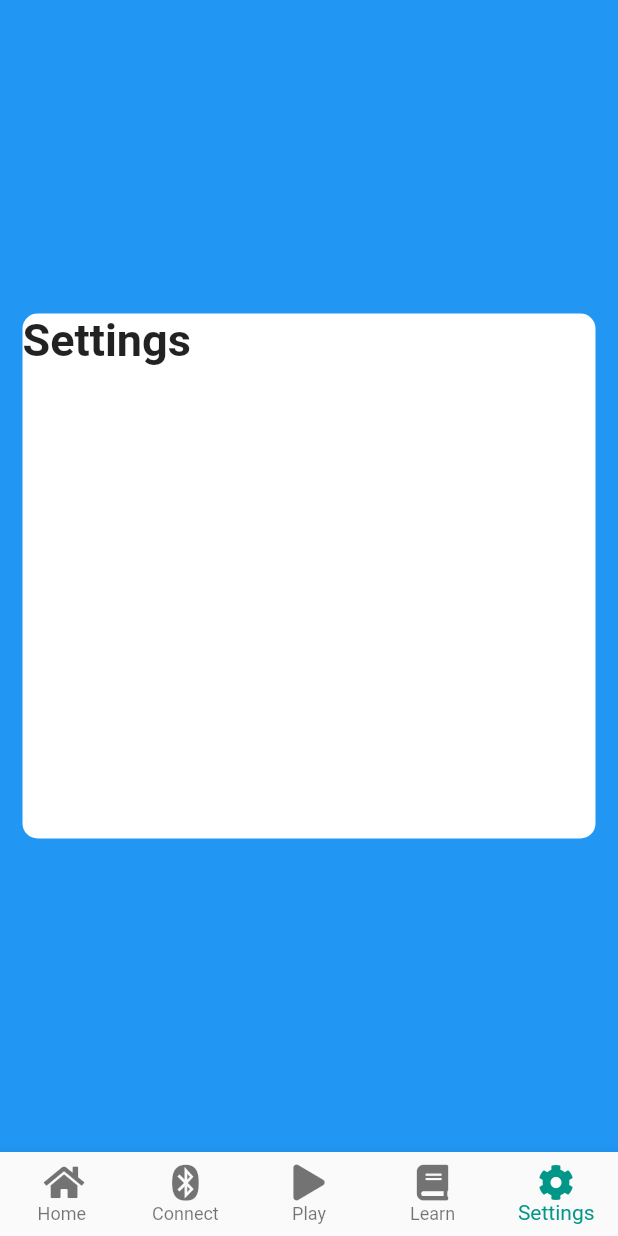
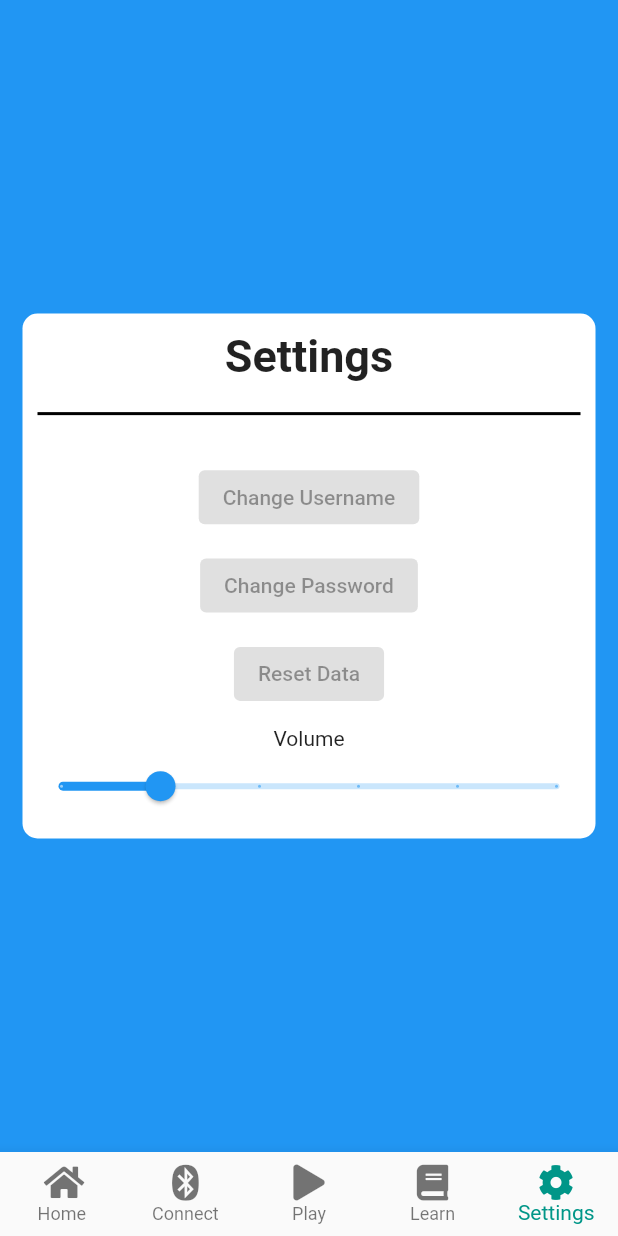
Before and after one commit to Team-8s/uflow_app, a Flutter app: the MyStatefulWidget screen opened by its route, item 5 of the bottom bar chosen, on a phone screen of 412 x 824 dp. Run offline on Flutter 3.47's test engine with Material 2 defaults, Android fonts, the phone set to English and light mode, and no system bars; our stand-ins replace firebase_auth, firebase_core, flutter_blue, font_awesome_flutter; accounts and stored records are empty.

Commit message:
Settings Page Update 1

```diff
--- a/lib/pages/play_page.dart
+++ b/lib/pages/play_page.dart
@@ -147,7 +147,7 @@ class PlayPage extends State<Game> {
   void startGame() {
     gameHasStarted = true;
     Timer.periodic(Duration(milliseconds: 50), (timer) {
-      time += 0.04;
+      time += 0.01;
       countDown -= 0.05;
       birdHeight = -4.9 * time * time + 2.8 * time;
       chipmunkHeight = sin(0.5 * time);
--- a/lib/pages/settings_page.dart
+++ b/lib/pages/settings_page.dart
@@ -6,6 +6,8 @@ class settingsPage extends StatefulWidget {
 }
 
 class _settingsPageState extends State<settingsPage> {
+  double volume = 0;
+  double _currentSliderValue = 20;
   @override
   Widget build(BuildContext context) {
     return Container(
@@ -13,15 +15,49 @@ class _settingsPageState extends State<settingsPage> {
       width: double.infinity,
       child: Container(
         child: Column(
-            mainAxisAlignment: MainAxisAlignment.center,
+            mainAxisAlignment: MainAxisAlignment.spaceEvenly,
             children: <Widget>[
               SizedBox(),
               Container(
                 width: double.infinity,
                 height: 350,
-                child: Text(
-                  'Settings',
-                  style: TextStyle(fontSize: 30, fontWeight: FontWeight.bold),
+                child: Column(
+                  mainAxisAlignment: MainAxisAlignment.spaceEvenly,
+                  children: [
+
+                    Text(
+                      'Settings',
+                      style: TextStyle(fontSize: 30, fontWeight: FontWeight.bold),
+                    ),
+                    Divider(
+                      color: Colors.black,
+                      height: 20,
+                      thickness: 2,
+                      indent: 10,
+                      endIndent: 10,
+                    ),
+                    SizedBox(),
+                    ElevatedButton(onPressed: null, child: Text('Change Username')),
+                    ElevatedButton(onPressed: null, child: Text('Change Password')),
+                    ElevatedButton(onPressed: null, child: Text('Reset Data')),
+                    Container(child: Column(
+                      children: [
+                        Text('Volume'),
+                      Slider(
+                        value: _currentSliderValue,
+                        min: 0,
+                        max: 100,
+                        divisions: 5,
+                        label: _currentSliderValue.round().toString(),
+                        onChanged: (double value) {
+                          setState(() {
+                            _currentSliderValue = value;
+                          });
+                        },
+                      )
+                      ],
+                    ),)
+                  ],
                 ),
                 margin: EdgeInsets.all(15.0),
                 decoration: BoxDecoration(
```
